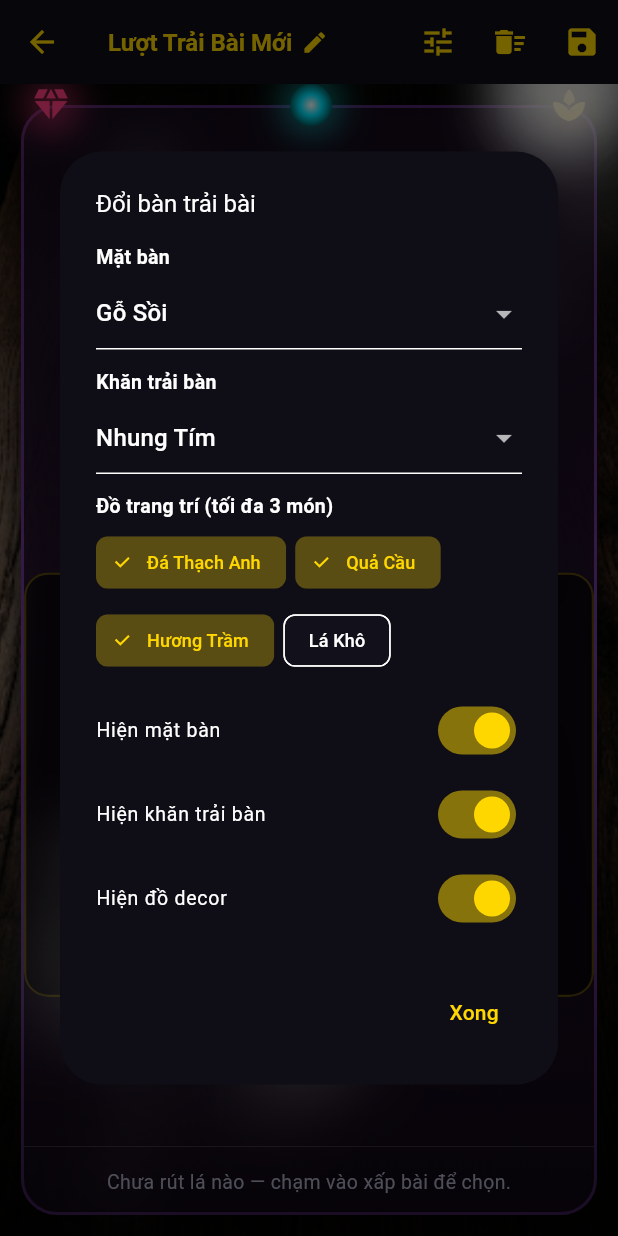
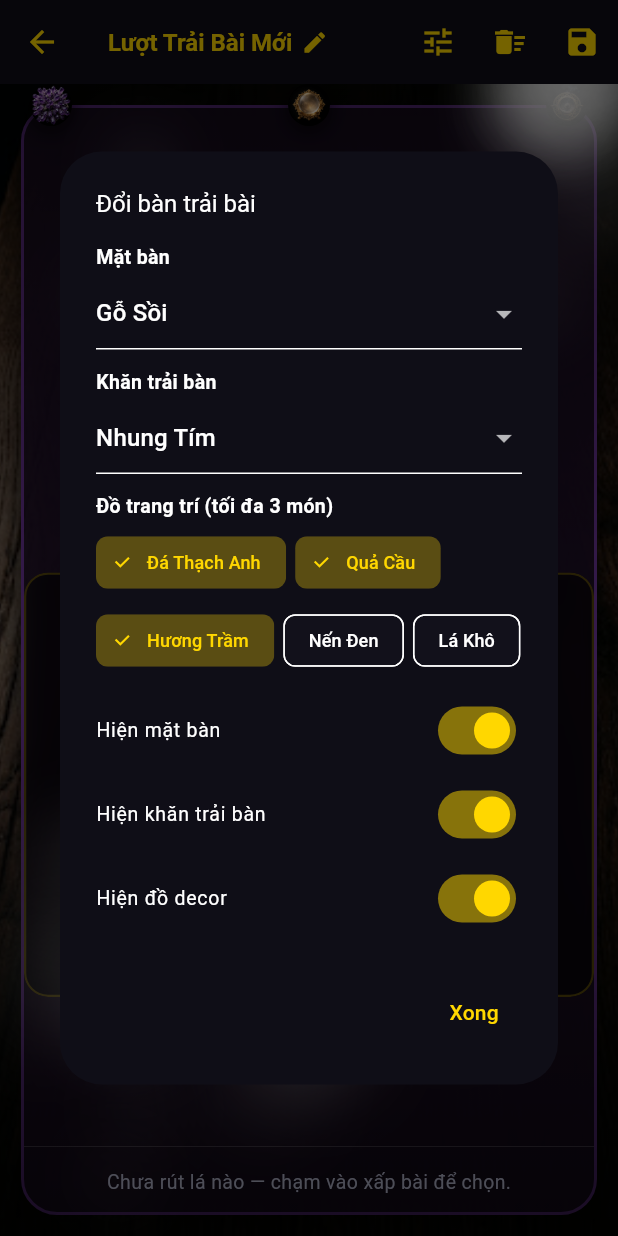
Before and after one commit to Neito112/TarotDesk, a Flutter app: the NewReadingScreen screen opened directly, after a tap on the "tune" icon, on a phone screen of 412 x 824 dp. Run offline on Flutter 3.47's test engine with Material 3 defaults, Android fonts, the phone set to English and light mode, and no system bars; our stand-ins replace image_picker, shared_preferences, sqflite, sqflite_common_ffi, sqflite_common_ffi_web; accounts and stored records are empty.

Commit message:
PC: flat cloth, changeable decor sprites, rebuilt spread layout

```diff
--- a/tarot_desk_flutter/lib/presentation/screens/new_reading_screen.dart
+++ b/tarot_desk_flutter/lib/presentation/screens/new_reading_screen.dart
@@ -25,11 +25,14 @@ import '../widgets/tarot_card_image.dart';
 /// PC (desktop): bàn là một BỨC TRANH VẼ 3D (HyperFrames-style —
 /// tranh vẽ phối cảnh góc nhìn thứ nhất, KHÔNG phải engine 3D thời
 /// gian thực, KHÔNG dùng Matrix4 nghiêng mặt phẳng). Ảnh vẽ
-/// `assets/images/table_3d_painted.png` chiếm toàn bộ viewport
-/// (BoxFit.cover), khăn nhung tím và phụ kiện (lư trầm, thạch anh,
-/// quả cầu, nến) đã vẽ sẵn trong tranh — không còn icon decor phẳng
-/// nào đặt lên trên tranh ở bản PC. Các lá bài trải nằm TRÊN vùng
-/// khăn trong tranh. Phone/tablet giữ nền bàn + khăn + decor như cũ.
+/// `assets/images/table_3d_flat.png` chiếm toàn bộ viewport
+/// (BoxFit.cover): bàn gỗ chạm khắc + khăn nhung tím TRẢI PHẲNG,
+/// mịn, không nhăn, ở giữa — trong tranh KHÔNG có phụ kiện nào.
+/// Phụ kiện là các sprite ảnh thật RIÊNG BIỆT, đặt trên mép xa
+/// của bàn (lư trầm, thạch anh, quả cầu, nến), đổi được trực tiếp
+/// trong lúc trải bài hoặc trong Cài đặt và cập nhật ngay trên bàn.
+/// Các lá bài trải nằm TRÊN vùng khăn phẳng trong tranh. Phone/
+/// tablet giữ nền bàn + khăn + decor như cũ.
 class NewReadingScreen extends StatefulWidget {
   const NewReadingScreen({Key? key}) : super(key: key);
 
@@ -279,11 +282,11 @@ class _NewReadingScreenState extends State<NewReadingScreen> {
   }
 
   /// Bàn trải bài góc nhìn thứ nhất trên PC: xấp bài ở góc trên-trái,
-  /// các lá đã rút nằm TRÊN khăn nhung tím của bức tranh vẽ, panel
-  /// giải nghĩa gọn ở bên phải (đứng thẳng, không nghiêng). Phụ kiện
-  /// đã vẽ sẵn trong tranh nên KHÔNG còn cụm decor icon nào ở đây.
-  /// Khăn trong tranh nằm ở giữa, hơi lệch xuống dưới, nên vùng trải
-  /// được đẩy xuống ~12% chiều cao bàn để lá bài nằm đúng trên khăn.
+  /// phụ kiện (ảnh thật, đổi được) xếp đều trên mép xa của bàn,
+  /// các lá đã rút nằm TRÊN khăn nhung tím TRẢI PHẲNG của bức tranh
+  /// vẽ, panel giải nghĩa gọn ở bên phải (đứng thẳng, không nghiêng).
+  /// Khăn phẳng trong tranh nằm ở giữa, nên vùng trải được đẩy xuống
+  /// ~12% chiều cao bàn để lá bài nằm đúng trên khăn.
   Widget _buildDesktopTable(List<TarotCardModel> drawnCards,
       ReadingProvider readingProvider, dynamic theme) {
     final activeCard = drawnCards.isNotEmpty &&
@@ -291,6 +294,8 @@ class _NewReadingScreenState extends State<NewReadingScreen> {
             _selectedCardIndex < drawnCards.length
         ? drawnCards[_selectedCardIndex]
         : null;
+    final prefs = context.read<SettingsProvider>().userPrefs;
+    final hasActive = activeCard != null;
 
     return DragTarget<Object>(
       onAccept: (data) {
@@ -304,9 +309,9 @@ class _NewReadingScreenState extends State<NewReadingScreen> {
       builder: (context, candidateData, rejectedData) {
         return Stack(
           children: [
-            // Các lá đã rút nằm trên khăn của bức tranh vẽ (hoặc bàn
-            // trống). Đẩy vùng trải xuống ~12% chiều cao bàn để lá bài
-            // nằm đúng trên khăn nhung tím, thay vì ở chính giữa màn.
+            // Các lá đã rút nằm trên khăn phẳng của bức tranh vẽ (hoặc
+            // bàn trống). Đẩy vùng trải xuống ~12% chiều cao bàn để lá
+            // bài nằm đúng trên khăn nhung tím, thay vì ở chính giữa màn.
             Positioned.fill(
               child: LayoutBuilder(
                 builder: (context, constraints) {
@@ -320,6 +325,21 @@ class _NewReadingScreenState extends State<NewReadingScreen> {
                 },
               ),
             ),
+            // Phụ kiện: ảnh thật đặt riêng trên mép xa của bàn — một
+            // hàng xếp đều trên viền gỗ phía trên khăn, sau xấp bài,
+            // trước panel giải nghĩa. IgnorePointer nên không bao giờ
+            // chặn lá bài. Đổi trong dialog/Cài đặt cập nhật ngay
+            // (SettingsProvider notifyListeners -> build lại).
+            if (prefs.showDecor && prefs.decorItems.isNotEmpty)
+              Positioned(
+                top: 2,
+                left: 96,
+                right: hasActive ? 336 : 12,
+                height: 64,
+                child: IgnorePointer(
+                  child: _buildDesktopDecorSprites(prefs.decorItems),
+                ),
+              ),
             // Xấp bài ở MỘT góc bàn: góc trên-trái, luôn hiện diện.
             Positioned(
               top: 4,
@@ -346,6 +366,79 @@ class _NewReadingScreenState extends State<NewReadingScreen> {
         );
       },
     );
+  }
+
+  /// Hàng phụ kiện trên mép xa của bàn PC: mỗi món đã chọn là một
+  /// sprite ảnh thật (xem _decorImageAsset), bo tròn + bóng đổ để
+  /// nền đen của ảnh hòa vào gỗ tối của bàn. Xếp đều nhau, không
+  /// chồng lên lá bài hay xấp bài.
+  Widget _buildDesktopDecorSprites(List<String> items) {
+    return Row(
+      mainAxisAlignment: MainAxisAlignment.spaceEvenly,
+      crossAxisAlignment: CrossAxisAlignment.start,
+      children: [
+        for (final item in items) _buildDecorSprite(item, 60),
+      ],
+    );
+  }
+
+  /// Một sprite phụ kiện: ảnh thật bo tròn + bóng đổ, hoặc icon
+  /// cũ làm fallback cho món không có ảnh (Lá Khô).
+  Widget _buildDecorSprite(String item, double size) {
+    final asset = _decorImageAsset(item);
+    if (asset != null) {
+      return Container(
+        width: size,
+        height: size,
+        decoration: BoxDecoration(
+          shape: BoxShape.circle,
+          boxShadow: [
+            BoxShadow(
+              color: Colors.black.withOpacity(0.65),
+              blurRadius: 10,
+              spreadRadius: 1,
+              offset: const Offset(0, 4),
+            ),
+          ],
+        ),
+        child: ClipOval(
+          child: Image.asset(asset, fit: BoxFit.cover),
+        ),
+      );
+    }
+    // Fallback: món không có ảnh thật (Lá Khô) giữ icon cũ.
+    return Container(
+      width: size,
+      height: size,
+      decoration: BoxDecoration(
+        shape: BoxShape.circle,
+        boxShadow: [
+          BoxShadow(
+              color: Colors.orangeAccent.withOpacity(0.5),
+              blurRadius: 16,
+              spreadRadius: 2),
+        ],
+      ),
+      child: Icon(Icons.eco,
+          color: Colors.orangeAccent, size: size * 0.9),
+    );
+  }
+
+  /// Ảnh thật cho từng món decor, null = không có ảnh (dùng icon).
+  /// Ảnh nền đen, đặt trên bàn tối nên bo tròn là đủ để hòa nền.
+  String? _decorImageAsset(String item) {
+    switch (item) {
+      case 'Đá Thạch Anh':
+        return 'assets/images/decor_crystal.png';
+      case 'Quả Cầu':
+        return 'assets/images/decor_crystal_ball.png';
+      case 'Hương Trầm':
+        return 'assets/images/decor_incense.png';
+      case 'Nến Đen':
+        return 'assets/images/decor_candle.png';
+      default:
+        return null; // 'Lá Khô': chưa có ảnh thật, dùng icon.
+    }
   }
 
   Widget _buildDesktopEmptyHint(dynamic theme) {
@@ -394,22 +487,31 @@ class _NewReadingScreenState extends State<NewReadingScreen> {
     );
   }
 
-  /// Các lá đã rút nằm trên bàn. 1 hàng: một hàng ngang cuộn được.
-  /// Nhiều hàng: Wrap nhiều hàng, cuộn dọc. Lá vừa rút bay từ xấp
-  /// bài (góc trên-trái) ra vị trí của nó trên bàn.
+  /// Các lá đã rút nằm trên khăn phẳng. 1 hàng: một hàng ngang duy
+  /// nhất, căn giữa trên khăn, các lá cùng một cỡ, cùng một đường
+  /// chân (căn đáy), khoảng cách đều, chồng nhẹ lên nhau 8px như
+  /// xòe bài thật; nhiều lá thì cuộn ngang. Nhiều hàng: lưới căn
+  /// giữa, tối đa 5 lá mỗi hàng, khoảng cách đều 12px, các hàng căn
+  /// giữa, cuộn dọc. Lá đang chọn (active) lên phía trước, to hơn
+  /// (150 rộng, cao 240) với viền vàng phát sáng, các lá còn lại
+  /// 104 rộng, tất cả cùng đường chân. Lá vừa rút bay từ xấp bài
+  /// (góc trên-trái) ra vị trí của nó trên bàn.
   Widget _buildSpread(List<TarotCardModel> drawnCards, dynamic theme) {
     final settings = context.read<SettingsProvider>();
     final isSingle = settings.userPrefs.spreadMode == 'single';
-    // Chừa chỗ cho xấp bài góc trên-trái và panel giải nghĩa bên phải.
-    const double spreadCardWidth = 104;
+    // Chừa chỗ cho panel giải nghĩa bên phải khi đang đọc một lá.
     final hasActive = _selectedCardIndex >= 0 &&
         _selectedCardIndex < drawnCards.length;
+    final rightReserve = hasActive ? 336.0 : 16.0;
 
     Widget item(int index) {
       final card = drawnCards[index];
       final isSelected = index == _selectedCardIndex;
       final isNew = card.id == _lastDrawnId;
-      Widget tile = _buildSpreadCard(card, index, isSelected, theme, spreadCardWidth);
+      // Lá đang chọn to hơn, lên phía trước; lá thường 104 rộng.
+      final width = isSelected ? 150.0 : 104.0;
+      Widget tile =
+          _buildSpreadCard(card, index, isSelected, theme, width);
       if (!isNew) return tile;
       // Hoạt ảnh rút bài: bay từ xấp bài ra bàn, scale từ 0.6 lên 1.
       return TweenAnimationBuilder<double>(
@@ -427,28 +529,70 @@ class _NewReadingScreenState extends State<NewReadingScreen> {
       );
     }
 
-    final content = isSingle
-        ? ListView.builder(
+    if (isSingle) {
+      // Một hàng ngang duy nhất, căn giữa trên khăn: nội dung hẹp
+      // hơn vùng trải thì Row căn giữa; rộng hơn thì cuộn ngang.
+      // Các lá cùng đường chân (căn đáy), chồng nhẹ 8px.
+      return LayoutBuilder(
+        builder: (context, constraints) {
+          final availWidth =
+              constraints.maxWidth - 16 - rightReserve;
+          return SingleChildScrollView(
             scrollDirection: Axis.horizontal,
-            padding: const EdgeInsets.only(left: 92, right: 336, top: 8, bottom: 8),
-            itemCount: drawnCards.length,
-            itemBuilder: (context, i) => Padding(
-              padding: const EdgeInsets.symmetric(horizontal: 5),
-              child: item(i),
-            ),
-          )
-        : SingleChildScrollView(
-            padding: EdgeInsets.only(
-                left: 92, right: hasActive ? 336 : 16, top: 8, bottom: 8),
-            child: Wrap(
-              spacing: 10,
-              runSpacing: 10,
-              children: [
-                for (var i = 0; i < drawnCards.length; i++) item(i),
-              ],
+            padding: const EdgeInsets.only(top: 8, bottom: 8),
+            child: ConstrainedBox(
+              constraints: BoxConstraints(minWidth: availWidth),
+              child: Row(
+                mainAxisAlignment: MainAxisAlignment.center,
+                crossAxisAlignment: CrossAxisAlignment.end,
+                children: [
+                  for (var i = 0; i < drawnCards.length; i++)
+                    // Chồng nhẹ 8px lên lá trước (padding âm), như xòe bài thật.
+                    Padding(
+                      padding: EdgeInsets.only(left: i == 0 ? 0 : -8),
+                      child: item(i),
+                    ),
+                ],
+              ),
             ),
           );
-    return content;
+        },
+      );
+    }
+
+    // Nhiều hàng: chia thành từng hàng tối đa 5 lá, mỗi hàng là một
+    // Row căn giữa, các lá cùng đường chân; các hàng cách đều 12px.
+    const maxPerRow = 5;
+    final rows = <List<int>>[];
+    for (var start = 0; start < drawnCards.length; start += maxPerRow) {
+      final end = (start + maxPerRow).clamp(0, drawnCards.length);
+      rows.add([
+        for (var i = start; i < end; i++) i,
+      ]);
+    }
+    return SingleChildScrollView(
+      padding: EdgeInsets.only(left: 16, right: rightReserve, top: 8, bottom: 8),
+      child: Column(
+        children: [
+          for (var r = 0; r < rows.length; r++)
+            Padding(
+              padding: EdgeInsets.only(bottom: r == rows.length - 1 ? 0 : 12),
+              child: Row(
+                mainAxisAlignment: MainAxisAlignment.center,
+                crossAxisAlignment: CrossAxisAlignment.end,
+                children: [
+                  for (var j = 0; j < rows[r].length; j++)
+                    Padding(
+                      padding: EdgeInsets.only(
+                          left: j == 0 ? 0 : 12),
+                      child: item(rows[r][j]),
+                    ),
+                ],
+              ),
+            ),
+        ],
+      ),
+    );
   }
 
   Widget _buildSpreadCard(TarotCardModel card, int index, bool isSelected,
@@ -580,14 +724,15 @@ class _NewReadingScreenState extends State<NewReadingScreen> {
                 mainAxisSize: MainAxisSize.min,
                 crossAxisAlignment: CrossAxisAlignment.start,
                 children: [
-                  // PC dùng bức tranh vẽ 3D cố định: đổi bàn/khăn/decor
-                  // ở đây chưa vẽ lại tranh (cần thêm bản vẽ khác sau).
-                  // Các lựa chọn vẫn lưu và áp dụng cho bản phone/tablet.
+                  // PC: khăn trong tranh đã trải phẳng, phụ kiện là
+                  // các sprite ảnh thật đặt riêng trên mép xa của bàn
+                  // (xem _buildDesktopDecorSprites) — đổi món decor ở
+                  // đây cập nhật ngay trên bàn PC, không cần vẽ lại tranh.
                   if (Responsive.isDesktop(context))
                     const Padding(
                       padding: EdgeInsets.only(bottom: 12),
                       child: Text(
-                        'Bản PC đang dùng bức tranh vẽ 3D cố định: lư trầm, thạch anh, quả cầu và nến đã vẽ sẵn trong tranh. Đổi bàn/khăn/decor ở đây chưa vẽ lại tranh.',
+                        'Bản PC dùng tranh bàn khăn phẳng: phụ kiện là ảnh thật đặt riêng trên mép bàn, đổi ở đây sẽ hiện ngay trên bàn.',
                         style: TextStyle(
                             color: Colors.white70, fontSize: 12, height: 1.5),
                       ),
@@ -629,7 +774,7 @@ class _NewReadingScreenState extends State<NewReadingScreen> {
                   Wrap(
                     spacing: 6,
                     runSpacing: 4,
-                    children: ['Đá Thạch Anh', 'Quả Cầu', 'Hương Trầm', 'Lá Khô'].map((item) {
+                    children: ['Đá Thạch Anh', 'Quả Cầu', 'Hương Trầm', 'Nến Đen', 'Lá Khô'].map((item) {
                       final selected = prefs.decorItems.contains(item);
                       return FilterChip(
                         selectedColor: theme.primaryColor.withOpacity(0.3),
@@ -1339,21 +1484,24 @@ class _NewReadingScreenState extends State<NewReadingScreen> {
   }
 
   /// Nền bàn — PC: bức tranh vẽ 3D góc nhìn thứ nhất
-  /// (`table_3d_painted.png`, BoxFit.cover, chiếm toàn bộ viewport).
-  /// Khăn nhung tím + phụ kiện (lư trầm, thạch anh, quả cầu, nến) đã
-  /// vẽ sẵn trong tranh nên KHÔNG còn lớp khăn màu phẳng, KHÔNG còn
-  /// cụm icon decor, và KHÔNG còn lớp phủ tối toàn màn — chỉ một vệt
-  /// tối nhẹ sát mép dưới (sau khay bài). Tắt "Hiện mặt bàn" thì tranh
-  /// tắt, nền đen. Phone/tablet giữ như cũ: ảnh bàn -> khăn màu phẳng
-  /// -> scrim tối -> nội dung -> hàng icon decor trên cùng.
+  /// (`table_3d_flat.png`, BoxFit.cover, chiếm toàn bộ viewport):
+  /// bàn gỗ chạm khắc + khăn nhung tím TRẢI PHẲNG, mịn, không nhăn,
+  /// ở giữa — trong tranh KHÔNG có phụ kiện nào. Phụ kiện là các
+  /// sprite ảnh thật riêng biệt trên mép xa của bàn (xem
+  /// _buildDesktopDecorSprites trong _buildDesktopTable), đổi được
+  /// và cập nhật ngay. KHÔNG còn lớp khăn màu phẳng, KHÔNG còn lớp
+  /// phủ tối toàn màn — chỉ một vệt tối nhẹ sát mép dưới (sau khay
+  /// bài). Tắt "Hiện mặt bàn" thì tranh tắt, nền đen. Phone/tablet
+  /// giữ như cũ: ảnh bàn -> khăn màu phẳng -> scrim tối -> nội dung
+  /// -> hàng icon decor trên cùng.
   Widget _buildTableBackground(UserPreferencesModel prefs, Widget child) {
-    // PC: bức tranh vẽ 3D là toàn bộ mặt bàn — khăn nhung tím và
-    // phụ kiện đã vẽ sẵn trong tranh, các kiểu bàn/khăn cũ không
-    // vẽ lại tranh (xem ghi chú trong dialog đổi bàn).
+    // PC: bức tranh vẽ 3D khăn phẳng là toàn bộ mặt bàn — khăn
+    // nhung tím trải phẳng đã vẽ sẵn trong tranh, phụ kiện là
+    // sprite riêng, các kiểu bàn/khăn cũ chỉ áp dụng cho phone/tablet.
     final isDesktop = Responsive.isDesktop(context);
     String tableImage;
     if (isDesktop) {
-      tableImage = 'assets/images/table_3d_painted.png';
+      tableImage = 'assets/images/table_3d_flat.png';
     } else if (prefs.tableStyle == 'Đá Cổ') {
       tableImage = 'assets/images/table_stone_texture.jpg';
     } else if (prefs.tableStyle == 'Vũ Trụ') {
@@ -1372,7 +1520,9 @@ class _NewReadingScreenState extends State<NewReadingScreen> {
       clothColor = const Color(0xFF141414).withOpacity(0.85);
     }
 
-    // PC: không build icon decor — phụ kiện đã vẽ sẵn trong tranh.
+    // PC: không build icon decor ở đây — phụ kiện là sprite ảnh thật
+    // trên mép xa của bàn (xem _buildDesktopDecorSprites trong
+    // _buildDesktopTable). Phone/tablet giữ hàng icon như cũ.
     final decorWidgets = isDesktop
         ? const <Widget>[]
         : _buildDynamicDecorWidgets(prefs.decorItems, 28.0);
@@ -1393,7 +1543,7 @@ class _NewReadingScreenState extends State<NewReadingScreen> {
       child: Stack(
         children: [
           // LỚP 2: Tấm khăn thảm phủ bàn bói bài bo tròn kéo rộng (Tùy chỉnh bật tắt)
-          // PC: bỏ qua — khăn nhung tím đã vẽ sẵn trong tranh.
+          // PC: bỏ qua — khăn nhung tím trải phẳng đã vẽ sẵn trong tranh.
           if (prefs.showCloth && !isDesktop)
             Align(
               alignment: Alignment.center,
@@ -1453,8 +1603,8 @@ class _NewReadingScreenState extends State<NewReadingScreen> {
 
           // LỚP 4: Đồ trang trí — chỉ phone/tablet: hàng icon nhỏ ở
           // trên cùng, luôn IgnorePointer. PC: không có gì ở đây,
-          // phụ kiện đã vẽ sẵn trong tranh (lư trầm, thạch anh,
-          // quả cầu, nến).
+          // phụ kiện là sprite ảnh thật trên mép xa của bàn (xem
+          // _buildDesktopDecorSprites trong _buildDesktopTable).
           if (prefs.showDecor && !isDesktop)
             Positioned(
               top: 0,
@@ -1477,52 +1627,20 @@ class _NewReadingScreenState extends State<NewReadingScreen> {
 
   /// Các biểu tượng trang trí: chỉ trả về widget, vị trí do hàng
   /// ở trên cùng của _buildTableBackground quyết định.
-  /// Chỉ dùng cho phone/tablet. Bản PC dùng bức tranh vẽ 3D
-  /// (phụ kiện vẽ sẵn trong tranh) nên không gọi hàm này nữa.
+  /// Món nào có ảnh thật (thạch anh, quả cầu, trầm, nến) dùng
+  /// sprite ảnh bo tròn (_buildDecorSprite); món không có ảnh
+  /// (Lá Khô) giữ icon cũ làm fallback. Bản PC dùng sprite ảnh
+  /// trên mép xa của bàn (xem _buildDesktopDecorSprites).
   List<Widget> _buildDynamicDecorWidgets(List<String> items, [double size = 28]) {
     final widgets = <Widget>[];
     for (final item in items) {
-      Widget decorWidget;
-
-      if (item == 'Đá Thạch Anh') {
-        decorWidget = Container(
-          decoration: BoxDecoration(
-            shape: BoxShape.circle,
-            boxShadow: [
-              BoxShadow(color: Colors.pinkAccent.withOpacity(0.6), blurRadius: 20, spreadRadius: 4),
-            ],
-          ),
-          child: Icon(Icons.diamond, color: Colors.pinkAccent, size: size),
-        );
-      } else if (item == 'Quả Cầu') {
-        decorWidget = Container(
-          width: size,
-          height: size,
-          decoration: BoxDecoration(
-            shape: BoxShape.circle,
-            gradient: const RadialGradient(
-              colors: [Colors.white, Color(0xFF00E5FF), Color(0xFF006064)],
-            ),
-            boxShadow: [
-              BoxShadow(color: Colors.cyanAccent.withOpacity(0.6), blurRadius: 20, spreadRadius: 4),
-            ],
-          ),
-        );
-      } else if (item == 'Hương Trầm') {
-        decorWidget = Stack(
+      if (item == 'Hương Trầm') {
+        // Trầm: ảnh thật + khói bay lên phía trên.
+        widgets.add(Stack(
           alignment: Alignment.center,
           clipBehavior: Clip.none,
           children: [
-            Container(
-              decoration: BoxDecoration(
-                shape: BoxShape.circle,
-                boxShadow: [
-                  BoxShadow(color: Colors.amberAccent.withOpacity(0.4), blurRadius: 16, spreadRadius: 2),
-                ],
-              ),
-              child: Icon(Icons.spa, color: Colors.amberAccent, size: size * 0.9),
-            ),
-            // Khói trầm bay lên hướng lên trên
+            _buildDecorSprite(item, size),
             Positioned(
               top: -30,
               child: SizedBox(
@@ -1535,21 +1653,10 @@ class _NewReadingScreenState extends State<NewReadingScreen> {
               ),
             ),
           ],
-        );
+        ));
       } else {
-        // Lá Khô
-        decorWidget = Container(
-          decoration: BoxDecoration(
-            shape: BoxShape.circle,
-            boxShadow: [
-              BoxShadow(color: Colors.orangeAccent.withOpacity(0.5), blurRadius: 16, spreadRadius: 2),
-            ],
-          ),
-          child: Icon(Icons.eco, color: Colors.orangeAccent, size: size * 0.9),
-        );
+        widgets.add(_buildDecorSprite(item, size));
       }
-
-      widgets.add(decorWidget);
     }
     return widgets;
   }
```
